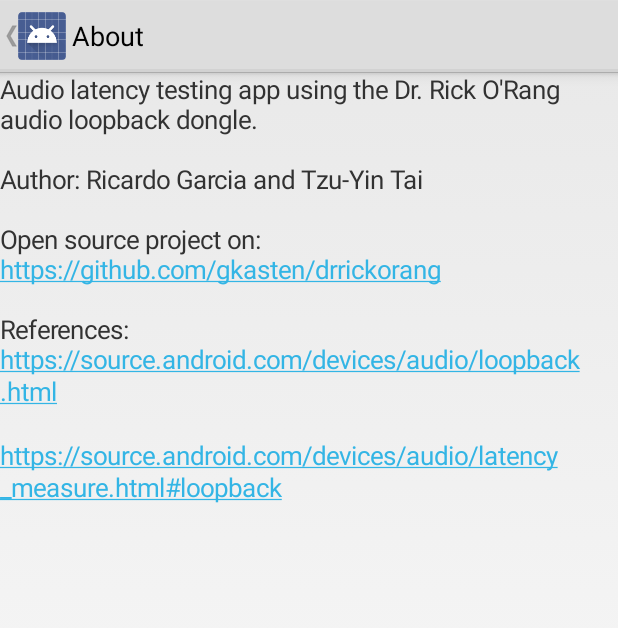
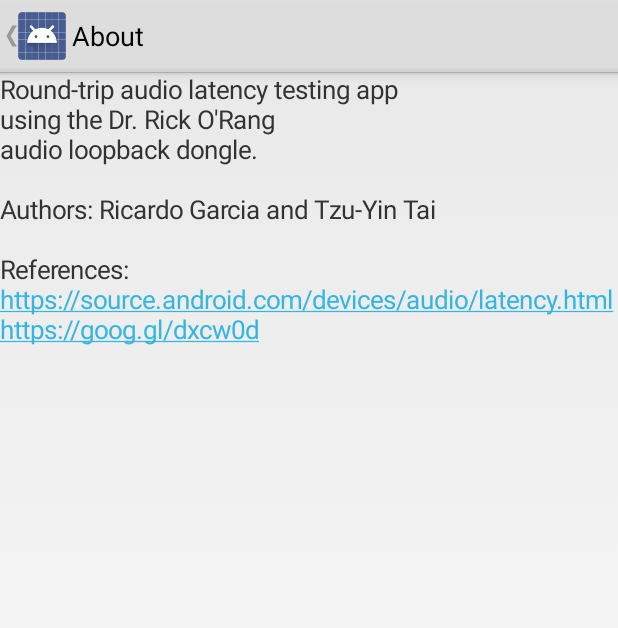
Before and after one commit to gkasten/drrickorang, an Android app: the AboutActivity screen opened directly, with no data from a screen before it, on a phone screen of 412 x 824 dp. Shown: the top 628 px of the screen. Run offline under Robolectric (Android 15) with nearby library versions, the phone set to English and light mode, and no system bars.

Commit message:
Update the "about" text

```diff
--- a/LoopbackApp/app/src/main/java/org/drrickorang/loopback/AboutActivity.java
+++ b/LoopbackApp/app/src/main/java/org/drrickorang/loopback/AboutActivity.java
@@ -50,13 +50,18 @@ public class AboutActivity extends Activity {
         //textView.setText(message1 + message2);
         TextView t3 = new TextView(this);
         t3.setTextSize(17);
-        t3.setText(Html.fromHtml("Audio latency testing app using the Dr. Rick O'Rang audio loopback dongle." + "<br />" + "<br />" +
-                                 "Author: Ricardo Garcia and Tzu-Yin Tai" + "<br />" + "<br />" +
+        t3.setText(Html.fromHtml("Round-trip audio latency testing app" + "<br />" +
+                                 "using the Dr. Rick O'Rang" + "<br />" +
+                                 "audio loopback dongle." + "<br />" + "<br />" +
+                                 "Authors: Ricardo Garcia and Tzu-Yin Tai" + "<br />" + "<br />" +
+/*
                                  "Open source project on:" + "<br />" +
                                  "<a href=\"https://github.com/gkasten/drrickorang\">https://github.com/gkasten/drrickorang</a>" + "<br />" + "<br />" +
+*/
                                  "References:" + "<br />" +
-                                 "<a href=\"https://source.android.com/devices/audio/loopback.html\">https://source.android.com/devices/audio/loopback.html</a>" + "<br />" + "<br />" +
-                                 "<a href=\"https://source.android.com/devices/audio/latency_measure.html#loopback\">https://source.android.com/devices/audio/latency_measure.html#loopback</a>"+
+
+                                 "<a href=\"https://source.android.com/devices/audio/latency.html\">https://source.android.com/devices/audio/latency.html</a>" + "<br />" +
+                                 "<a href=\"https://goo.gl/dxcw0d\">https://goog.gl/dxcw0d</a>"+
                                  "<br />" + "<br />"));
         t3.setMovementMethod(LinkMovementMethod.getInstance());
 
```
